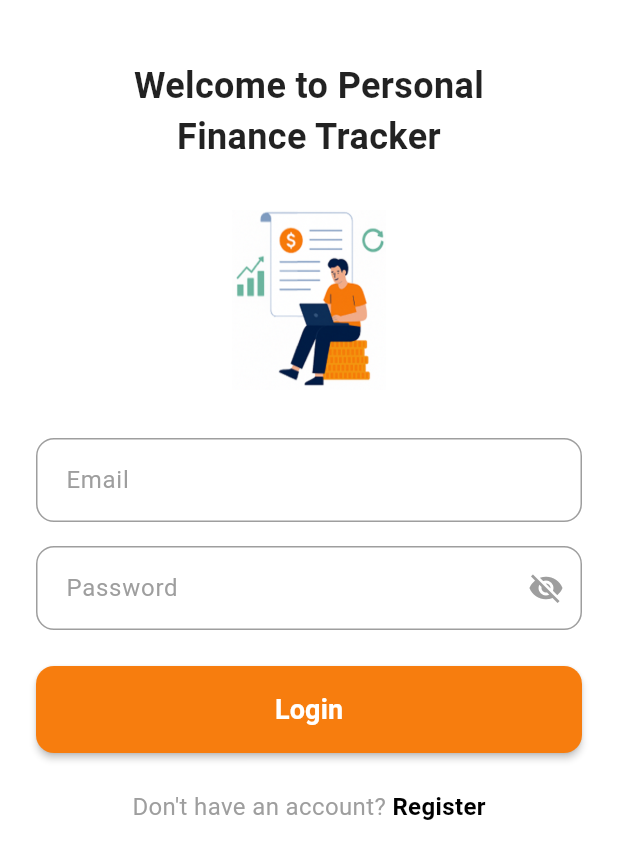
After one commit to Clownnvd/finance_tracker_app, a Flutter app: the LoginScreen screen opened directly, after a tap on "Login", on a phone screen of 412 x 824 dp. The commit adds this screen. Shown: the top 859 px of the screen. Run offline on Flutter 3.47's test engine with Material 3 defaults, Android fonts, the phone set to English and light mode, and no system bars; our stand-ins replace flutter_svg, vector_graphics.

Commit message:
login_screen

```diff
--- /dev/null
+++ b/lib/feature/users/presentation/pages/login_screen.dart
@@ -0,0 +1,157 @@
+// Thay đổi đường dẫn import này cho đúng với project của bạn
+import 'package:finance_tracking_app/feature/users/presentation/widgets/CustomTextField.dart';
+import 'package:finance_tracking_app/gen/assets.gen.dart';
+import 'package:flutter/material.dart';
+
+class LoginScreen extends StatefulWidget {
+  const LoginScreen({super.key});
+
+  @override
+  State<LoginScreen> createState() => _LoginScreenState();
+}
+
+class _LoginScreenState extends State<LoginScreen> {
+  final _emailController = TextEditingController();
+  final _passwordController = TextEditingController();
+
+  // Biến trạng thái ẩn/hiện mật khẩu
+  bool _isPasswordHidden = true;
+
+  @override
+  void dispose() {
+    _emailController.dispose();
+    _passwordController.dispose();
+    super.dispose();
+  }
+
+  @override
+  Widget build(BuildContext context) {
+    // Khởi tạo Widget ảnh từ Assets Gen
+    // Đảm bảo Assets.images.loginImage tồn tại trong file assets.gen.dart
+    Widget loginImage = Assets.images.loginImage.image(
+      width: 240,
+      height: 120,
+      fit: BoxFit.contain, // Thêm fit để ảnh không bị méo
+    );
+
+    return Scaffold(
+      backgroundColor: Colors.white, // Thêm màu nền trắng cho sạch
+      body: SafeArea(
+        child: SingleChildScrollView(
+          padding: const EdgeInsets.symmetric(horizontal: 24),
+          child: Column(
+            mainAxisAlignment: MainAxisAlignment.center,
+            crossAxisAlignment: CrossAxisAlignment.stretch,
+            children: [
+              const SizedBox(height: 40), // Thêm khoảng cách đầu trang
+
+              const Text(
+                'Welcome to Personal\nFinance Tracker',
+                textAlign: TextAlign.center,
+                style: TextStyle(
+                  fontSize: 24,
+                  fontWeight: FontWeight.bold,
+                  color: Colors.black87,
+                ),
+              ),
+
+              const SizedBox(height: 32),
+
+              // Hiển thị ảnh
+              Center(child: loginImage),
+
+              const SizedBox(height: 32),
+
+              // --- EMAIL FIELD ---
+              CustomTextfield(
+                controller: _emailController,
+                hintText: 'Email',
+                obscureText: false, // Email không cần ẩn ký tự
+                keyboardType: TextInputType.emailAddress,
+              ),
+
+              const SizedBox(height: 16),
+
+              // --- PASSWORD FIELD ---
+              CustomTextfield(
+                controller: _passwordController,
+                hintText: 'Password',
+                obscureText: _isPasswordHidden,
+                keyboardType: TextInputType.visiblePassword,
+                // Logic icon mắt thần
+                suffixIcon: IconButton(
+                  icon: Icon(
+                    _isPasswordHidden
+                        ? Icons.visibility_off
+                        : Icons.visibility,
+                    color: Colors.grey,
+                  ),
+                  onPressed: () {
+                    setState(() {
+                      _isPasswordHidden = !_isPasswordHidden;
+                    });
+                  },
+                ),
+              ),
+
+              const SizedBox(height: 24),
+
+              // --- LOGIN BUTTON ---
+              ElevatedButton(
+                onPressed: () {
+                  // Xử lý đăng nhập
+                  print("Email: ${_emailController.text}");
+                  print("Pass: ${_passwordController.text}");
+                },
+                style: ElevatedButton.styleFrom(
+                  backgroundColor: const Color(0xFFF77D0E), // Màu cam
+                  foregroundColor: Colors.white,
+                  padding: const EdgeInsets.symmetric(vertical: 16),
+                  shape: RoundedRectangleBorder(
+                    borderRadius: BorderRadius.circular(12),
+                  ),
+                  elevation: 2,
+                ),
+                child: const Text(
+                  'Login',
+                  style: TextStyle(
+                    fontSize: 18,
+                    fontWeight: FontWeight.bold,
+                  ),
+                ),
+              ),
+
+              const SizedBox(height: 24),
+
+              // --- FOOTER REGISTER ---
+              Row(
+                mainAxisAlignment: MainAxisAlignment.center,
+                children: [
+                  const Text(
+                    "Don't have an account? ",
+                    style: TextStyle(color: Colors.grey, fontSize: 16),
+                  ),
+                  GestureDetector(
+                    onTap: () {
+                      // Điều hướng sang trang Register
+                    },
+                    child: const Text(
+                      "Register",
+                      style: TextStyle(
+                        fontWeight: FontWeight.bold,
+                        color: Colors.black,
+                        fontSize: 16,
+                      ),
+                    ),
+                  ),
+                ],
+              ),
+
+              const SizedBox(height: 20), // Khoảng cách dưới cùng
+            ],
+          ),
+        ),
+      ),
+    );
+  }
+}
--- /dev/null
+++ b/lib/feature/users/presentation/widgets/CustomTextField.dart
@@ -0,0 +1,45 @@
+import 'package:flutter/material.dart';
+import 'package:flutter/widgets.dart';
+
+class CustomTextfield extends StatelessWidget {
+  final String hintText;
+  final bool obscureText;
+  final Widget? suffixIcon;
+  final TextEditingController? controller;
+  final TextInputType keyboardType;
+
+  const CustomTextfield({
+    super.key,
+    required this.hintText,
+    required this.obscureText,
+    this.suffixIcon,
+    this.controller,
+    required this.keyboardType,
+  });
+
+  @override
+  Widget build(BuildContext context) {
+    return TextField(
+      controller: controller,
+      obscureText: obscureText,
+      keyboardType: keyboardType,
+      decoration: InputDecoration(
+        hintText: hintText,
+        hintStyle: TextStyle(color: Colors.grey[500]),
+        suffixIcon: suffixIcon,
+        contentPadding: const EdgeInsets.all(16),
+        enabledBorder: OutlineInputBorder(
+          borderRadius: BorderRadius.circular(12),
+          borderSide: const BorderSide(color: Colors.grey)
+        ),
+        focusedBorder: OutlineInputBorder(
+          borderRadius: BorderRadius.circular(12),
+          borderSide: const BorderSide(
+            color: Colors.orange,
+            width: 2
+          )
+        )
+      ),
+    );
+  }
+}
--- a/lib/gen/assets.gen.dart
+++ b/lib/gen/assets.gen.dart
@@ -25,10 +25,110 @@ class $AssetsIconsGen {
   List<SvgGenImage> get values => [walletSolid];
 }
 
+class $AssetsImagesGen {
+  const $AssetsImagesGen();
+
+  /// File path: assets/images/loginImage.png
+  AssetGenImage get loginImage =>
+      const AssetGenImage('assets/images/loginImage.png');
+
+  /// List of all assets
+  List<AssetGenImage> get values => [loginImage];
+}
+
 class Assets {
   const Assets._();
 
   static const $AssetsIconsGen icons = $AssetsIconsGen();
+  static const $AssetsImagesGen images = $AssetsImagesGen();
+}
+
+class AssetGenImage {
+  const AssetGenImage(
+    this._assetName, {
+    this.size,
+    this.flavors = const {},
+    this.animation,
+  });
+
+  final String _assetName;
+
+  final Size? size;
+  final Set<String> flavors;
+  final AssetGenImageAnimation? animation;
+
+  Image image({
+    Key? key,
+    AssetBundle? bundle,
+    ImageFrameBuilder? frameBuilder,
+    ImageErrorWidgetBuilder? errorBuilder,
+    String? semanticLabel,
+    bool excludeFromSemantics = false,
+    double? scale,
+    double? width,
+    double? height,
+    Color? color,
+    Animation<double>? opacity,
+    BlendMode? colorBlendMode,
+    BoxFit? fit,
+    AlignmentGeometry alignment = Alignment.center,
+    ImageRepeat repeat = ImageRepeat.noRepeat,
+    Rect? centerSlice,
+    bool matchTextDirection = false,
+    bool gaplessPlayback = true,
+    bool isAntiAlias = false,
+    String? package,
+    FilterQuality filterQuality = FilterQuality.medium,
+    int? cacheWidth,
+    int? cacheHeight,
+  }) {
+    return Image.asset(
+      _assetName,
+      key: key,
+      bundle: bundle,
+      frameBuilder: frameBuilder,
+      errorBuilder: errorBuilder,
+      semanticLabel: semanticLabel,
+      excludeFromSemantics: excludeFromSemantics,
+      scale: scale,
+      width: width,
+      height: height,
+      color: color,
+      opacity: opacity,
+      colorBlendMode: colorBlendMode,
+      fit: fit,
+      alignment: alignment,
+      repeat: repeat,
+      centerSlice: centerSlice,
+      matchTextDirection: matchTextDirection,
+      gaplessPlayback: gaplessPlayback,
+      isAntiAlias: isAntiAlias,
+      package: package,
+      filterQuality: filterQuality,
+      cacheWidth: cacheWidth,
+      cacheHeight: cacheHeight,
+    );
+  }
+
+  ImageProvider provider({AssetBundle? bundle, String? package}) {
+    return AssetImage(_assetName, bundle: bundle, package: package);
+  }
+
+  String get path => _assetName;
+
+  String get keyName => _assetName;
+}
+
+class AssetGenImageAnimation {
+  const AssetGenImageAnimation({
+    required this.isAnimation,
+    required this.duration,
+    required this.frames,
+  });
+
+  final bool isAnimation;
+  final Duration duration;
+  final int frames;
 }
 
 class SvgGenImage {
```
Also changed, not shown: assets/images/loginImage.png (added).
